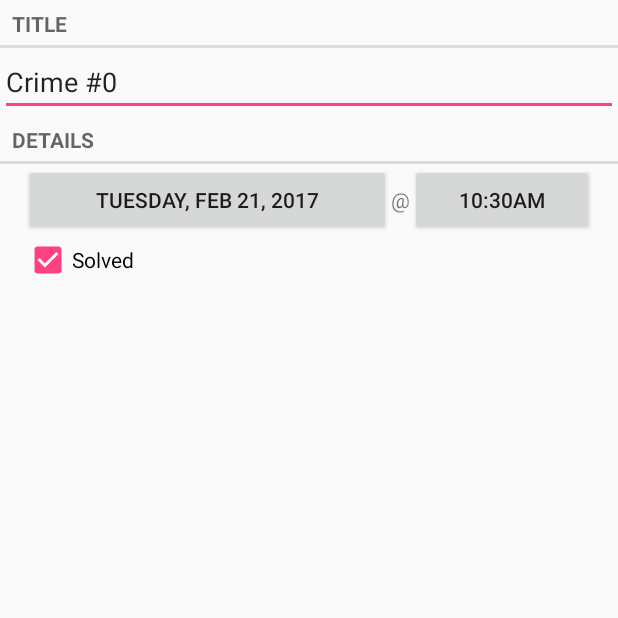
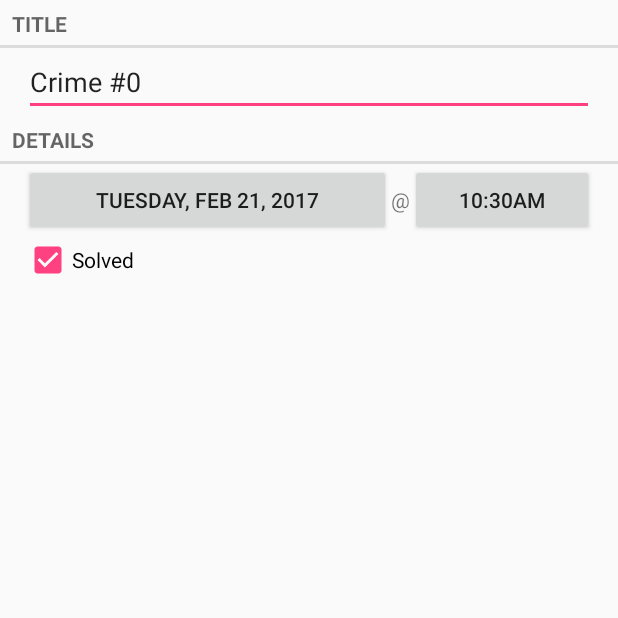
Before and after one commit to chrisdziewa/criminal-intent, an Android app: the CrimeFragment screen opened directly, with no data from a screen before it, on a phone screen of 412 x 824 dp, the top half of it. Run offline under Robolectric (Android 15) with nearby library versions, the phone set to English and light mode, and no system bars.

Commit message:
Add margin to crime title text edit

```diff
--- a/app/src/main/res/layout-land/fragment_crime.xml
+++ b/app/src/main/res/layout-land/fragment_crime.xml
@@ -14,6 +14,8 @@
         android:id="@+id/crime_title"
         android:layout_width="match_parent"
         android:layout_height="wrap_content"
+        android:layout_marginLeft="16dp"
+        android:layout_marginRight="16dp"
         android:hint="@string/crime_title_hint"/>
 
     <TextView
--- a/app/src/main/res/layout/fragment_crime.xml
+++ b/app/src/main/res/layout/fragment_crime.xml
@@ -14,6 +14,8 @@
         android:id="@+id/crime_title"
         android:layout_width="match_parent"
         android:layout_height="wrap_content"
+        android:layout_marginLeft="16dp"
+        android:layout_marginRight="16dp"
         android:hint="@string/crime_title_hint"/>
 
     <TextView
```
